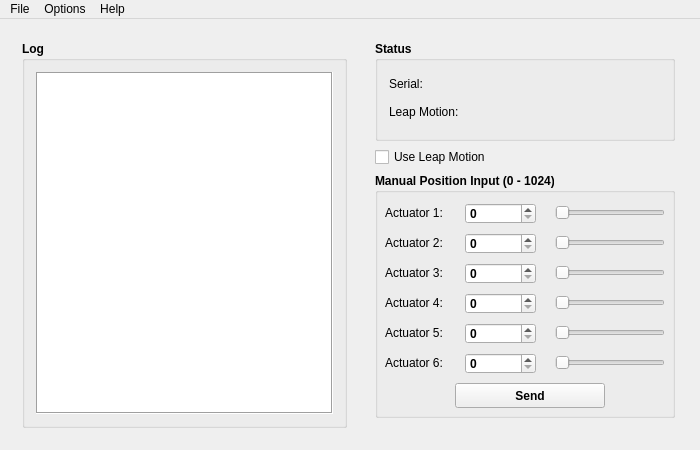
This is GUI/stewart_platform.ui in progressiveautomations/Stewart-Platform as Qt 5 draws it before an edit. The edited form follows.
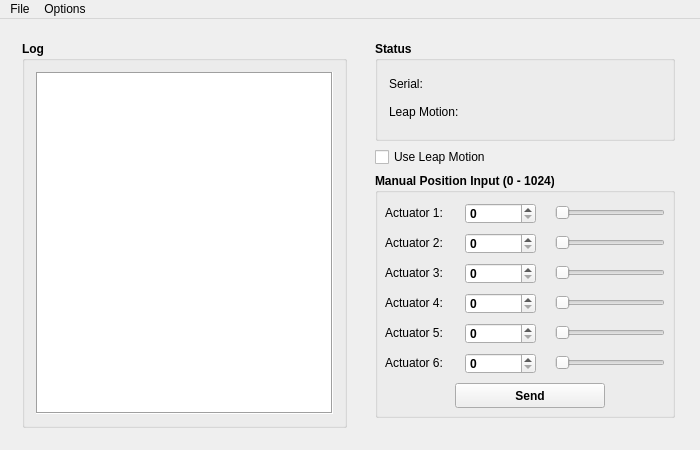
This is the edited form.

Commit message: Adjust platform height and actuator lengths to physical dimensions, remove Help menu as it is currently unused

```diff
--- a/GUI/stewart_platform.ui
+++ b/GUI/stewart_platform.ui
@@ -735,15 +735,8 @@
     </property>
     <addaction name="actionSelect_COM_port"/>
    </widget>
-   <widget class="QMenu" name="menuAbout">
-    <property name="title">
-     <string>Help</string>
-    </property>
-    <addaction name="actionAbout"/>
-   </widget>
    <addaction name="menuTest"/>
    <addaction name="menuOptions"/>
-   <addaction name="menuAbout"/>
   </widget>
   <action name="actionAbout">
    <property name="text">
```
The commit also changes 3 other files.
